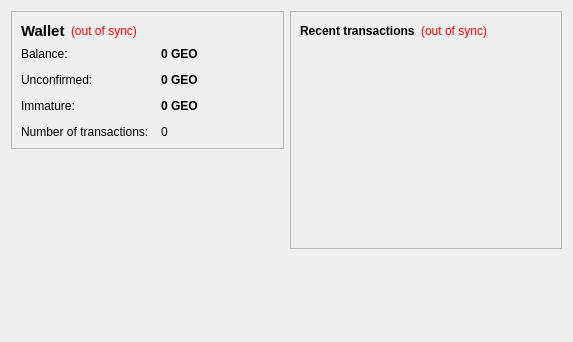
First picture: the form in src/qt/forms/overviewpage.ui, repository QuadCoin/QuadCoin, before the edit.
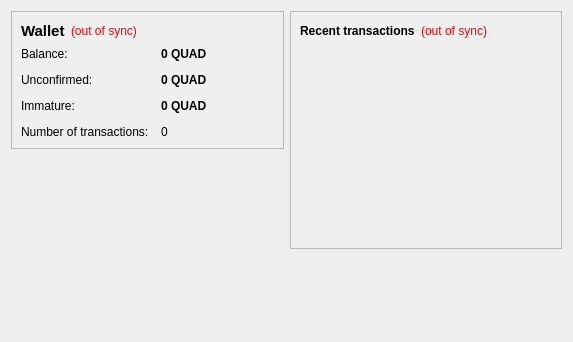
Second picture: the form after the edit.

```diff
--- a/src/qt/forms/overviewpage.ui
+++ b/src/qt/forms/overviewpage.ui
@@ -105,7 +105,7 @@
              <string>Your current balance</string>
             </property>
             <property name="text">
-             <string notr="true">0 GEO</string>
+             <string notr="true">0 QUAD</string>
             </property>
             <property name="textInteractionFlags">
              <set>Qt::LinksAccessibleByMouse|Qt::TextSelectableByKeyboard|Qt::TextSelectableByMouse</set>
@@ -134,7 +134,7 @@
              <string>Total of transactions that have yet to be confirmed, and do not yet count toward the current balance</string>
             </property>
             <property name="text">
-             <string notr="true">0 GEO</string>
+             <string notr="true">0 QUAD</string>
             </property>
             <property name="textInteractionFlags">
              <set>Qt::LinksAccessibleByMouse|Qt::TextSelectableByKeyboard|Qt::TextSelectableByMouse</set>
@@ -177,7 +177,7 @@
              <string>Mined balance that has not yet matured</string>
             </property>
             <property name="text">
-             <string notr="true">0 GEO</string>
+             <string notr="true">0 QUAD</string>
             </property>
             <property name="textInteractionFlags">
              <set>Qt::LinksAccessibleByMouse|Qt::TextSelectableByKeyboard|Qt::TextSelectableByMouse</set>
```
